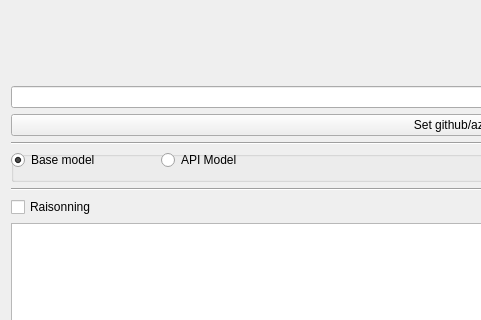
Old version of the form SlicerGPT/Resources/UI/SlicerGPT.ui in the repository yanisseF69/SlicerExtensionSandBox; both pictures show x 0 to 481 and y 122 to 442 of the 959 by 803 pixel window.
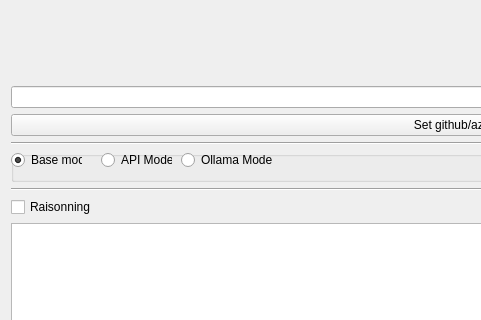
New version of the form. Custom widgets are drawn as their Qt base class.

Commit message: try to integrate streaming output, i think this is not possible... TODO integrates ollama with base + api models

Diff of the .ui file:
```diff
--- a/SlicerGPT/Resources/UI/SlicerGPT.ui
+++ b/SlicerGPT/Resources/UI/SlicerGPT.ui
@@ -59,9 +59,9 @@
      <widget class="QRadioButton" name="apiButton">
       <property name="geometry">
        <rect>
-        <x>150</x>
+        <x>90</x>
         <y>0</y>
-        <width>171</width>
+        <width>71</width>
         <height>18</height>
        </rect>
       </property>
@@ -74,7 +74,7 @@
        <rect>
         <x>0</x>
         <y>0</y>
-        <width>141</width>
+        <width>71</width>
         <height>18</height>
        </rect>
       </property>
@@ -85,6 +85,19 @@
        <bool>true</bool>
       </property>
      </widget>
+     <widget class="QRadioButton" name="ollamaButton">
+      <property name="geometry">
+       <rect>
+        <x>170</x>
+        <y>0</y>
+        <width>91</width>
+        <height>18</height>
+       </rect>
+      </property>
+      <property name="text">
+       <string>Ollama Model</string>
+      </property>
+     </widget>
     </widget>
    </item>
    <item>
```
The commit also changes 3 other files.
